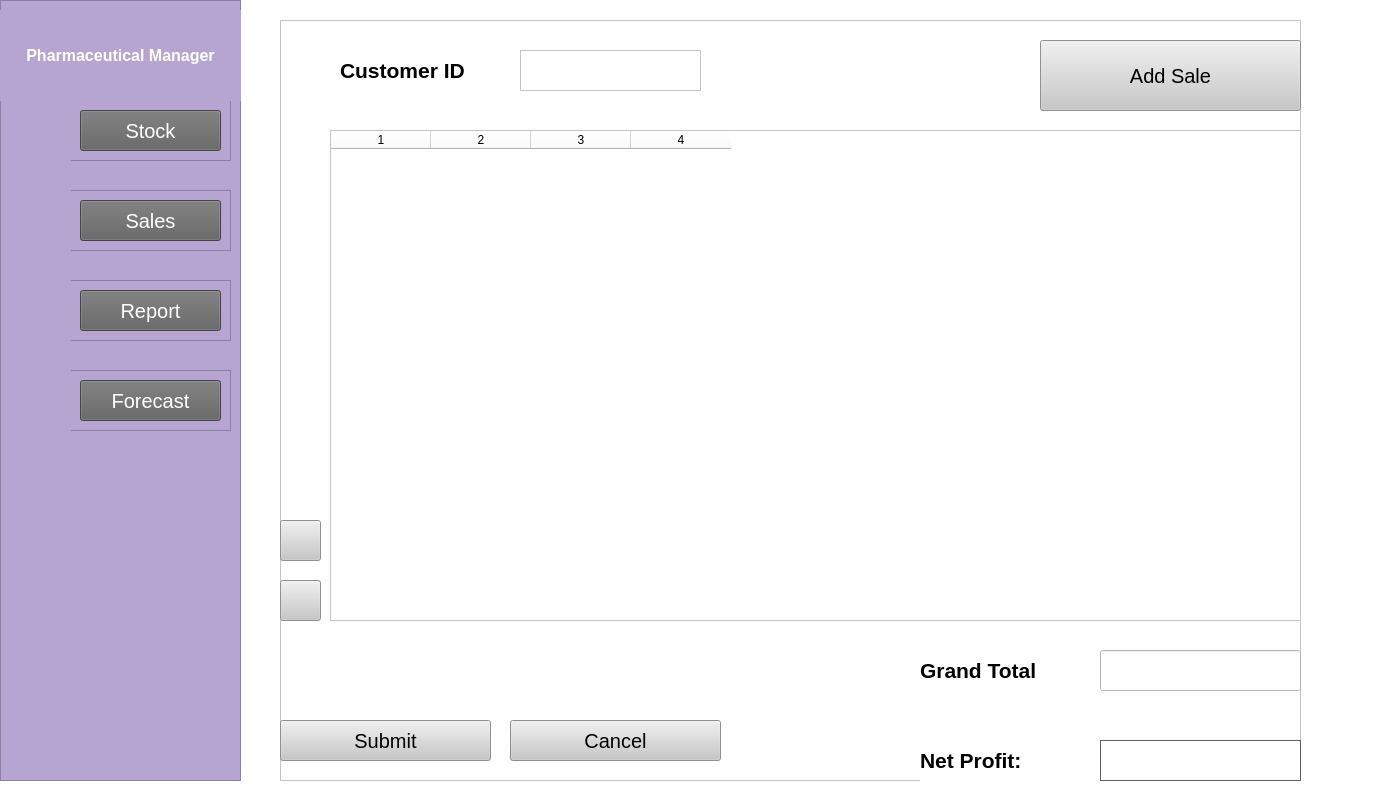
JunlinDu/PHP-SRePS, file app/UserInterface/Pages/SalesWindow.ui: the form before one commit.
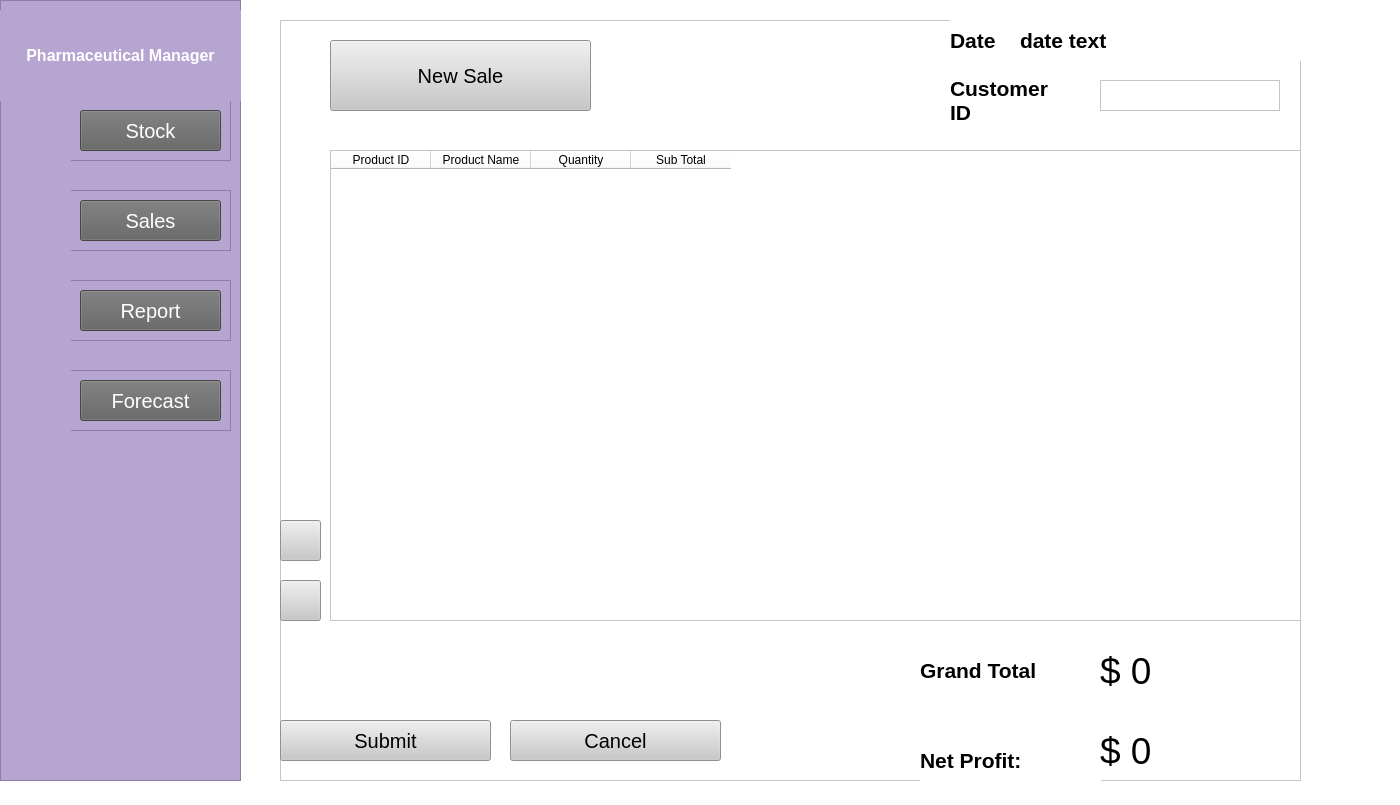
The form after the commit. Icons and pictures are not drawn.

Commit message: Sales window redesigned

What changed in the file:
```diff
--- a/app/UserInterface/Pages/SalesWindow.ui
+++ b/app/UserInterface/Pages/SalesWindow.ui
@@ -522,56 +522,6 @@
     <property name="frameShadow">
      <enum>QFrame::Raised</enum>
     </property>
-    <widget class="QTableWidget" name="SalesItemList">
-     <property name="geometry">
-      <rect>
-       <x>50</x>
-       <y>110</y>
-       <width>971</width>
-       <height>491</height>
-      </rect>
-     </property>
-     <property name="lineWidth">
-      <number>1</number>
-     </property>
-     <property name="sizeAdjustPolicy">
-      <enum>QAbstractScrollArea::AdjustToContents</enum>
-     </property>
-     <property name="alternatingRowColors">
-      <bool>false</bool>
-     </property>
-     <property name="gridStyle">
-      <enum>Qt::SolidLine</enum>
-     </property>
-     <property name="rowCount">
-      <number>0</number>
-     </property>
-     <property name="columnCount">
-      <number>4</number>
-     </property>
-     <attribute name="horizontalHeaderVisible">
-      <bool>true</bool>
-     </attribute>
-     <attribute name="horizontalHeaderCascadingSectionResizes">
-      <bool>false</bool>
-     </attribute>
-     <attribute name="horizontalHeaderHighlightSections">
-      <bool>true</bool>
-     </attribute>
-     <attribute name="horizontalHeaderShowSortIndicator" stdset="0">
-      <bool>false</bool>
-     </attribute>
-     <attribute name="horizontalHeaderStretchLastSection">
-      <bool>false</bool>
-     </attribute>
-     <attribute name="verticalHeaderVisible">
-      <bool>false</bool>
-     </attribute>
-     <column/>
-     <column/>
-     <column/>
-     <column/>
-    </widget>
     <widget class="QPushButton" name="EditSalesItem">
      <property name="geometry">
       <rect>
@@ -679,16 +629,6 @@
       <bool>true</bool>
      </property>
     </widget>
-    <widget class="QLineEdit" name="GrandTotal">
-     <property name="geometry">
-      <rect>
-       <x>820</x>
-       <y>630</y>
-       <width>201</width>
-       <height>41</height>
-      </rect>
-     </property>
-    </widget>
     <widget class="QLabel" name="ManufacturerText_5">
      <property name="geometry">
       <rect>
@@ -722,39 +662,6 @@
       <bool>true</bool>
      </property>
     </widget>
-    <widget class="QLabel" name="NetProfit">
-     <property name="geometry">
-      <rect>
-       <x>820</x>
-       <y>720</y>
-       <width>201</width>
-       <height>41</height>
-      </rect>
-     </property>
-     <property name="font">
-      <font>
-       <family>MS Sans Serif</family>
-       <pointsize>16</pointsize>
-       <weight>75</weight>
-       <bold>true</bold>
-      </font>
-     </property>
-     <property name="layoutDirection">
-      <enum>Qt::LeftToRight</enum>
-     </property>
-     <property name="styleSheet">
-      <string notr="true">border: 1px solid rgb(97, 97, 97);</string>
-     </property>
-     <property name="text">
-      <string/>
-     </property>
-     <property name="alignment">
-      <set>Qt::AlignLeading|Qt::AlignLeft|Qt::AlignVCenter</set>
-     </property>
-     <property name="wordWrap">
-      <bool>true</bool>
-     </property>
-    </widget>
     <widget class="QPushButton" name="Cancel">
      <property name="geometry">
       <rect>
@@ -782,7 +689,7 @@
     <widget class="QPushButton" name="AddButton">
      <property name="geometry">
       <rect>
-       <x>760</x>
+       <x>50</x>
        <y>20</y>
        <width>261</width>
        <height>71</height>
@@ -800,25 +707,36 @@
       <string notr="true">background-color: rgb(200, 200, 200);</string>
      </property>
      <property name="text">
-      <string>Add Sale</string>
+      <string>New Sale</string>
+     </property>
+     <property name="default">
+      <bool>false</bool>
+     </property>
+     <property name="flat">
+      <bool>false</bool>
      </property>
     </widget>
     <widget class="QTextEdit" name="CustomerIdText">
      <property name="geometry">
       <rect>
-       <x>240</x>
-       <y>30</y>
-       <width>181</width>
-       <height>41</height>
+       <x>820</x>
+       <y>60</y>
+       <width>180</width>
+       <height>31</height>
       </rect>
      </property>
+     <property name="font">
+      <font>
+       <pointsize>11</pointsize>
+      </font>
+     </property>
     </widget>
     <widget class="QLabel" name="ManufacturerText_6">
      <property name="geometry">
       <rect>
-       <x>60</x>
-       <y>30</y>
-       <width>171</width>
+       <x>670</x>
+       <y>60</y>
+       <width>121</width>
        <height>41</height>
       </rect>
      </property>
@@ -846,6 +764,178 @@
       <bool>true</bool>
      </property>
     </widget>
+    <widget class="QTableWidget" name="tableWidget">
+     <property name="geometry">
+      <rect>
+       <x>50</x>
+       <y>130</y>
+       <width>971</width>
+       <height>471</height>
+      </rect>
+     </property>
+     <column>
+      <property name="text">
+       <string>Product ID</string>
+      </property>
+      <property name="textAlignment">
+       <set>AlignCenter</set>
+      </property>
+      <property name="background">
+       <color>
+        <red>216</red>
+        <green>216</green>
+        <blue>216</blue>
+       </color>
+      </property>
+     </column>
+     <column>
+      <property name="text">
+       <string>Product Name</string>
+      </property>
+      <property name="textAlignment">
+       <set>AlignCenter</set>
+      </property>
+      <property name="background">
+       <color>
+        <red>216</red>
+        <green>216</green>
+        <blue>216</blue>
+       </color>
+      </property>
+     </column>
+     <column>
+      <property name="text">
+       <string>Quantity</string>
+      </property>
+      <property name="textAlignment">
+       <set>AlignCenter</set>
+      </property>
+      <property name="background">
+       <color>
+        <red>216</red>
+        <green>216</green>
+        <blue>216</blue>
+       </color>
+      </property>
+     </column>
+     <column>
+      <property name="text">
+       <string>Sub Total</string>
+      </property>
+      <property name="textAlignment">
+       <set>AlignCenter</set>
+      </property>
+      <property name="background">
+       <color>
+        <red>216</red>
+        <green>216</green>
+        <blue>216</blue>
+       </color>
+      </property>
+     </column>
+    </widget>
+    <widget class="QLabel" name="GrandTotalText">
+     <property name="geometry">
+      <rect>
+       <x>820</x>
+       <y>630</y>
+       <width>101</width>
+       <height>41</height>
+      </rect>
+     </property>
+     <property name="font">
+      <font>
+       <pointsize>28</pointsize>
+      </font>
+     </property>
+     <property name="text">
+      <string>$ 0</string>
+     </property>
+    </widget>
+    <widget class="QLabel" name="NetProfitText">
+     <property name="geometry">
+      <rect>
+       <x>820</x>
+       <y>710</y>
+       <width>101</width>
+       <height>41</height>
+      </rect>
+     </property>
+     <property name="font">
+      <font>
+       <pointsize>28</pointsize>
+      </font>
+     </property>
+     <property name="text">
+      <string>$ 0</string>
+     </property>
+    </widget>
+    <widget class="QLabel" name="Date">
+     <property name="geometry">
+      <rect>
+       <x>670</x>
+       <y>0</y>
+       <width>71</width>
+       <height>41</height>
+      </rect>
+     </property>
+     <property name="font">
+      <font>
+       <family>MS Sans Serif</family>
+       <pointsize>16</pointsize>
+       <weight>75</weight>
+       <bold>true</bold>
+      </font>
+     </property>
+     <property name="layoutDirection">
+      <enum>Qt::LeftToRight</enum>
+     </property>
+     <property name="styleSheet">
+      <string notr="true">border: 0px;</string>
+     </property>
+     <property name="text">
+      <string>Date</string>
+     </property>
+     <property name="alignment">
+      <set>Qt::AlignLeading|Qt::AlignLeft|Qt::AlignVCenter</set>
+     </property>
+     <property name="wordWrap">
+      <bool>true</bool>
+     </property>
+    </widget>
+    <widget class="QLabel" name="DateText">
+     <property name="geometry">
+      <rect>
+       <x>740</x>
+       <y>0</y>
+       <width>281</width>
+       <height>41</height>
+      </rect>
+     </property>
+     <property name="font">
+      <font>
+       <family>MS Sans Serif</family>
+       <pointsize>16</pointsize>
+       <weight>75</weight>
+       <bold>true</bold>
+      </font>
+     </property>
+     <property name="layoutDirection">
+      <enum>Qt::LeftToRight</enum>
+     </property>
+     <property name="styleSheet">
+      <string notr="true">border: 0px;</string>
+     </property>
+     <property name="text">
+      <string>date text</string>
+     </property>
+     <property name="alignment">
+      <set>Qt::AlignLeading|Qt::AlignLeft|Qt::AlignVCenter</set>
+     </property>
+     <property name="wordWrap">
+      <bool>true</bool>
+     </property>
+    </widget>
    </widget>
   </widget>
   <widget class="QStatusBar" name="statusbar"/>
```
The commit also changes 1 other file.
